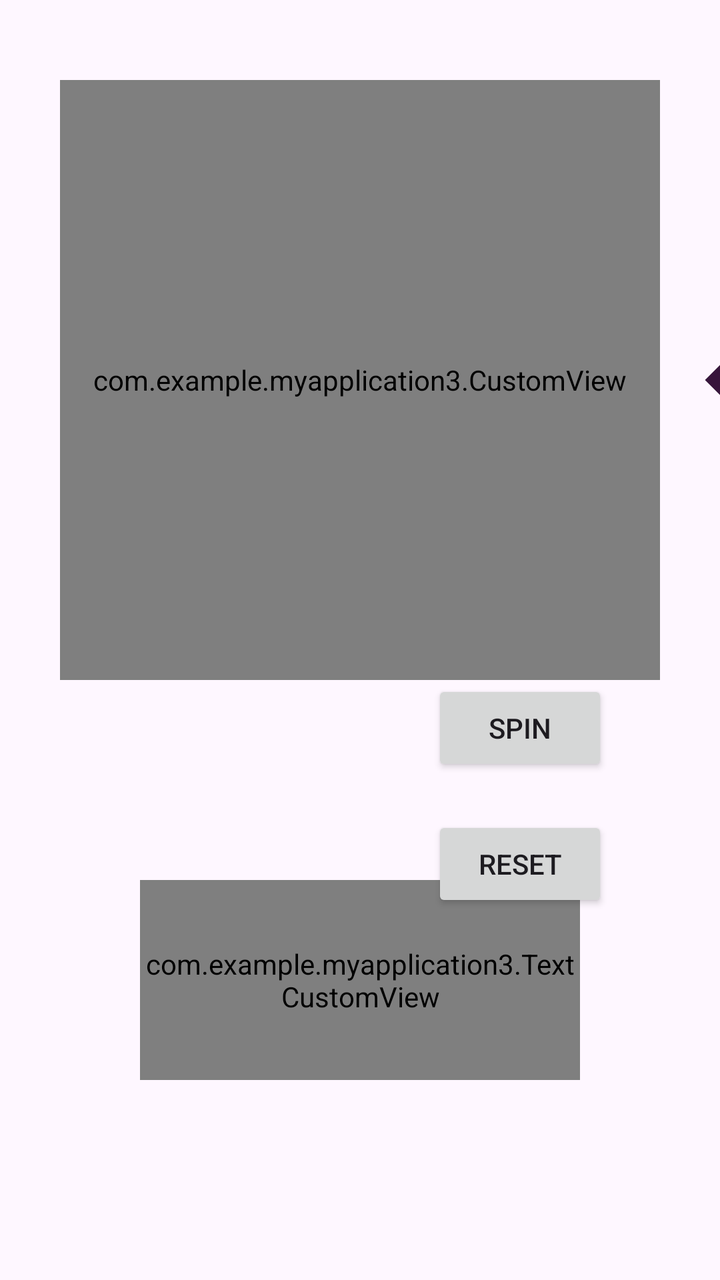
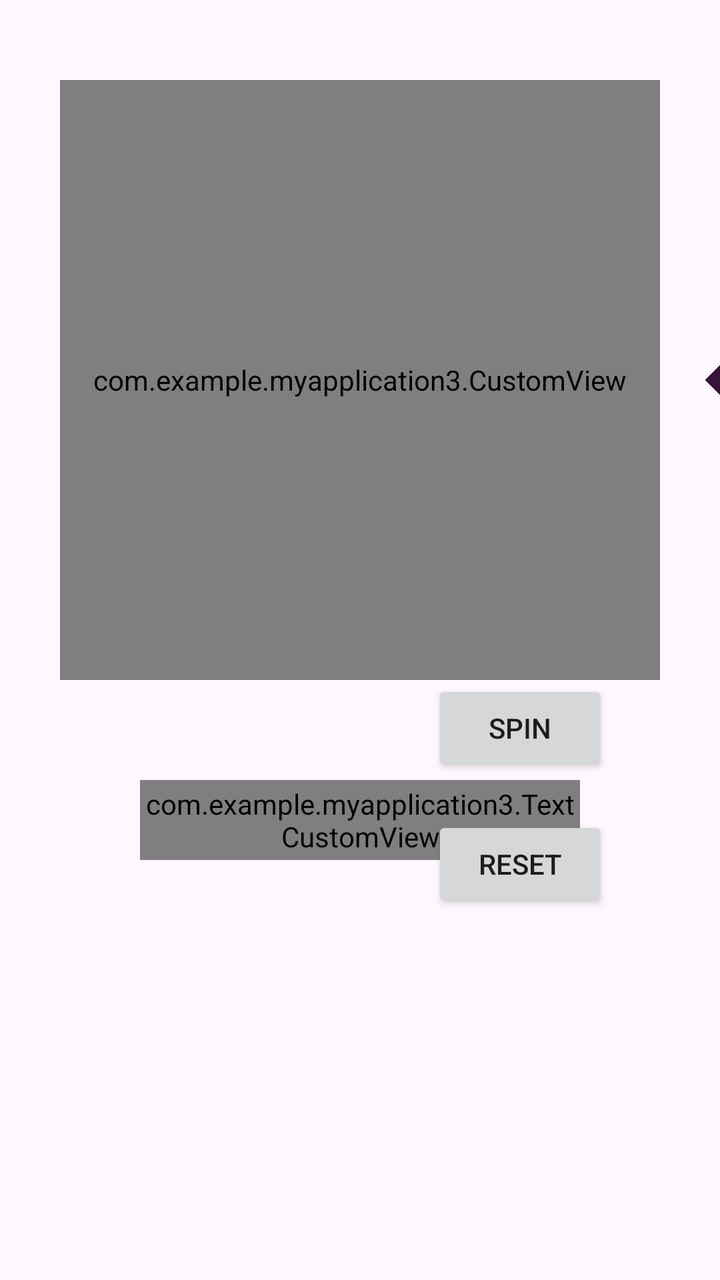

An Android layout rendered at two revisions. The XML below is the earlier revision; the diff shows what the commit changed to produce the second picture.
<!-- AndroidManifest.xml: application theme Theme.MyApplication3 -->
<!-- res/layout/activity_main.xml -->
<?xml version="1.0" encoding="utf-8"?>
<androidx.constraintlayout.widget.ConstraintLayout xmlns:android="http://schemas.android.com/apk/res/android"
    xmlns:app="http://schemas.android.com/apk/res-auto"
    xmlns:tools="http://schemas.android.com/tools"
    android:id="@+id/main"
    android:layout_width="match_parent"
    android:layout_height="match_parent"
    tools:context=".MainActivity">

    <com.example.myapplication3.CustomView
        android:id="@+id/customView"
        android:layout_width="300dp"
        android:layout_height="300dp"
        android:layout_marginTop="40dp"
        app:layout_constraintEnd_toEndOf="parent"
        app:layout_constraintStart_toStartOf="parent"
        app:layout_constraintTop_toTopOf="parent" />

    <androidx.appcompat.widget.AppCompatButton
        android:id="@+id/spinBtn"
        android:layout_width="wrap_content"
        android:layout_height="wrap_content"
        android:layout_marginEnd="56dp"
        android:text="Spin"
        app:layout_constraintEnd_toEndOf="parent"
        app:layout_constraintTop_toBottomOf="@+id/customView" />

    <androidx.appcompat.widget.AppCompatButton
        android:id="@+id/resBtn"
        android:layout_width="wrap_content"
        android:layout_height="wrap_content"
        android:layout_marginTop="20dp"
        android:layout_marginEnd="56dp"
        android:text="Reset"
        app:layout_constraintEnd_toEndOf="parent"
        app:layout_constraintTop_toBottomOf="@+id/spinBtn" />

    <ImageView
        android:id="@+id/arrow"
        android:layout_width="60dp"
        android:layout_height="60dp"
        android:src="@drawable/outline_arrow_left_24"
        app:layout_constraintBottom_toBottomOf="@id/customView"
        app:layout_constraintStart_toEndOf="@+id/customView"
        app:layout_constraintTop_toTopOf="@+id/customView" />

    <com.example.myapplication3.TextCustomView
        android:id="@+id/tv"
        android:layout_width="220dp"
        android:layout_height="100dp"
        app:layout_constraintBottom_toBottomOf="@id/main"
        app:layout_constraintEnd_toEndOf="@id/main"
        app:layout_constraintStart_toStartOf="@id/main"
        android:layout_marginBottom="100dp"/>

</androidx.constraintlayout.widget.ConstraintLayout>
<!-- resources referenced by this layout -->
<resources>
  <!-- drawable outline_arrow_left_24 (drawable) -->
  <vector xmlns:android="http://schemas.android.com/apk/res/android" android:autoMirrored="true" android:height="24dp" android:tint="#37153B" android:viewportHeight="960" android:viewportWidth="960" android:width="24dp">
        
      <path android:fillColor="@android:color/white" android:pathData="M560,680L360,480L560,280L560,680Z"/>
      
  </vector>
  <style name="Theme.MyApplication3" parent="Base.Theme.MyApplication3" />
  <style name="Base.Theme.MyApplication3" parent="Theme.Material3.DayNight.NoActionBar">
          
          
      </style>
</resources>

<!-- the commit's change to res/layout/activity_main.xml (unified diff, before → after) -->
@@ -47,10 +47,19 @@
     <com.example.myapplication3.TextCustomView
         android:id="@+id/tv"
         android:layout_width="220dp"
-        android:layout_height="100dp"
+        android:layout_height="40dp"
+        android:layout_marginBottom="210dp"
         app:layout_constraintBottom_toBottomOf="@id/main"
         app:layout_constraintEnd_toEndOf="@id/main"
-        app:layout_constraintStart_toStartOf="@id/main"
-        android:layout_marginBottom="100dp"/>
+        app:layout_constraintStart_toStartOf="@id/main" />
+
+    <ImageView
+        android:id="@+id/iv"
+        android:layout_width="220dp"
+        android:layout_height="145dp"
+        android:layout_marginBottom="50dp"
+        app:layout_constraintBottom_toBottomOf="@id/main"
+        app:layout_constraintEnd_toEndOf="@+id/main"
+        app:layout_constraintStart_toStartOf="@+id/main" />
 
 </androidx.constraintlayout.widget.ConstraintLayout>
